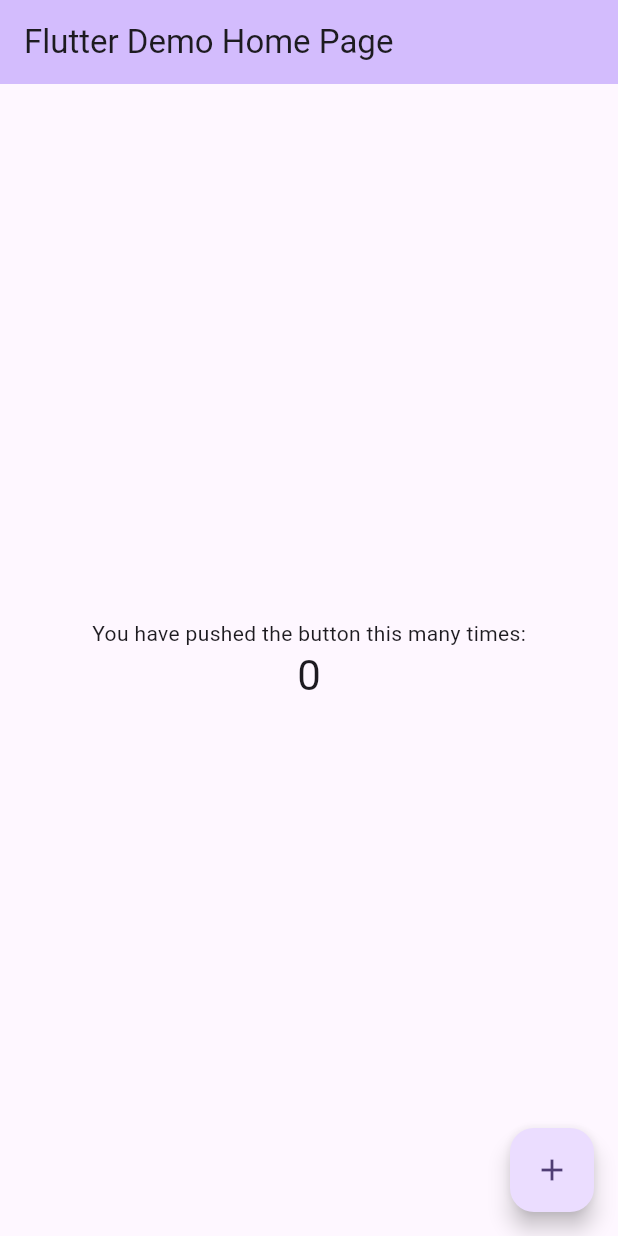
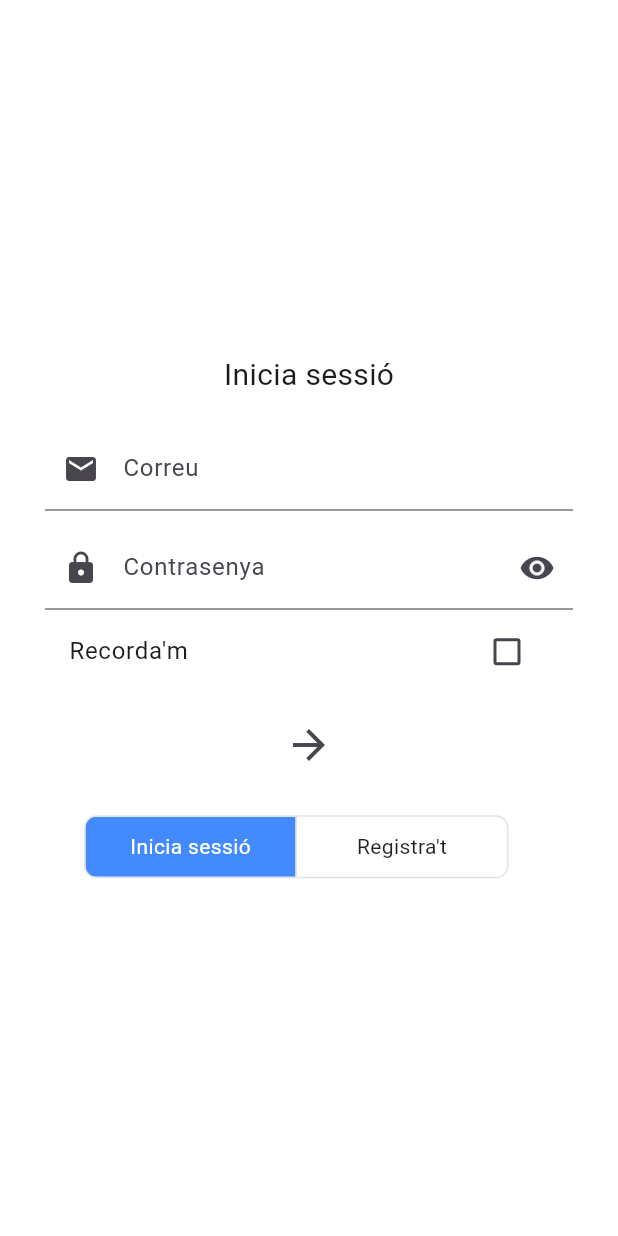
Before and after one commit to Perelluent/examen_final_garcias, a Flutter app: the screen it shows after launch, on a phone screen of 412 x 824 dp. Run offline on Flutter 3.47's test engine with Material 3 defaults, Android fonts, the phone set to English and light mode, and no system bars; our stand-ins replace firebase_auth, firebase_core; accounts and stored records are empty.

Commit message:
creació del projecte

```diff
--- a/lib/main.dart
+++ b/lib/main.dart
@@ -1,122 +1,55 @@
+import 'package:examen_final_garcias/providers/login_provider.dart';
+import 'package:examen_final_garcias/screens/home_screen.dart';
+import 'package:examen_final_garcias/screens/login_page.dart';
+import 'package:examen_final_garcias/services/plats_service.dart';
+import 'package:firebase_core/firebase_core.dart';
 import 'package:flutter/material.dart';
+import 'package:provider/provider.dart';
 
-void main() {
-  runApp(const MyApp());
+void main() async {
+  WidgetsFlutterBinding.ensureInitialized();
+  await Firebase.initializeApp();
+  runApp(AppState());
 }
+//void main() => runApp(AppState());
 
-class MyApp extends StatelessWidget {
-  const MyApp({super.key});
+class AppState extends StatelessWidget {
 
-  // This widget is the root of your application.
   @override
   Widget build(BuildContext context) {
-    return MaterialApp(
-      title: 'Flutter Demo',
-      theme: ThemeData(
-        // This is the theme of your application.
-        //
-        // TRY THIS: Try running your application with "flutter run". You'll see
-        // the application has a purple toolbar. Then, without quitting the app,
-        // try changing the seedColor in the colorScheme below to Colors.green
-        // and then invoke "hot reload" (save your changes or press the "hot
-        // reload" button in a Flutter-supported IDE, or press "r" if you used
-        // the command line to start the app).
-        //
-        // Notice that the counter didn't reset back to zero; the application
-        // state is not lost during the reload. To reset the state, use hot
-        // restart instead.
-        //
-        // This works for code too, not just values: Most code changes can be
-        // tested with just a hot reload.
-        colorScheme: ColorScheme.fromSeed(seedColor: Colors.deepPurple),
-      ),
-      home: const MyHomePage(title: 'Flutter Demo Home Page'),
+    return MultiProvider(
+      providers: [
+        ChangeNotifierProvider<PlatsService>(create: (_) => PlatsService()),
+        ChangeNotifierProvider<LoginProvider>(create: (_) => LoginProvider()),
+      ],
+      child: MyApp(),
     );
   }
 }
 
-class MyHomePage extends StatefulWidget {
-  const MyHomePage({super.key, required this.title});
-
-  // This widget is the home page of your application. It is stateful, meaning
-  // that it has a State object (defined below) that contains fields that affect
-  // how it looks.
-
-  // This class is the configuration for the state. It holds the values (in this
-  // case the title) provided by the parent (in this case the App widget) and
-  // used by the build method of the State. Fields in a Widget subclass are
-  // always marked "final".
-
-  final String title;
-
-  @override
-  State<MyHomePage> createState() => _MyHomePageState();
-}
-
-class _MyHomePageState extends State<MyHomePage> {
-  int _counter = 0;
-
-  void _incrementCounter() {
-    setState(() {
-      // This call to setState tells the Flutter framework that something has
-      // changed in this State, which causes it to rerun the build method below
-      // so that the display can reflect the updated values. If we changed
-      // _counter without calling setState(), then the build method would not be
-      // called again, and so nothing would appear to happen.
-      _counter++;
-    });
-  }
-
+class MyApp extends StatelessWidget {
   @override
   Widget build(BuildContext context) {
-    // This method is rerun every time setState is called, for instance as done
-    // by the _incrementCounter method above.
-    //
-    // The Flutter framework has been optimized to make rerunning build methods
-    // fast, so that you can just rebuild anything that needs updating rather
-    // than having to individually change instances of widgets.
-    return Scaffold(
-      appBar: AppBar(
-        // TRY THIS: Try changing the color here to a specific color (to
-        // Colors.amber, perhaps?) and trigger a hot reload to see the AppBar
-        // change color while the other colors stay the same.
-        backgroundColor: Theme.of(context).colorScheme.inversePrimary,
-        // Here we take the value from the MyHomePage object that was created by
-        // the App.build method, and use it to set our appbar title.
-        title: Text(widget.title),
-      ),
-      body: Center(
-        // Center is a layout widget. It takes a single child and positions it
-        // in the middle of the parent.
-        child: Column(
-          // Column is also a layout widget. It takes a list of children and
-          // arranges them vertically. By default, it sizes itself to fit its
-          // children horizontally, and tries to be as tall as its parent.
-          //
-          // Column has various properties to control how it sizes itself and
-          // how it positions its children. Here we use mainAxisAlignment to
-          // center the children vertically; the main axis here is the vertical
-          // axis because Columns are vertical (the cross axis would be
-          // horizontal).
-          //
-          // TRY THIS: Invoke "debug painting" (choose the "Toggle Debug Paint"
-          // action in the IDE, or press "p" in the console), to see the
-          // wireframe for each widget.
-          mainAxisAlignment: MainAxisAlignment.center,
-          children: <Widget>[
-            const Text('You have pushed the button this many times:'),
-            Text(
-              '$_counter',
-              style: Theme.of(context).textTheme.headlineMedium,
-            ),
-          ],
+    return MaterialApp(
+      debugShowCheckedModeBanner: false,
+      title: 'ProvaExamen',
+      initialRoute: 'login',
+      routes: {
+        'login': (_) => LoginPage(),
+        'home': (_) => HomeScreen(),
+        //'product': (_) => PlatDetailScreen()
+      },
+      theme: ThemeData.light().copyWith(
+        scaffoldBackgroundColor: Colors.white,
+        appBarTheme: AppBarTheme(
+          elevation: 0,
+          color: Colors.white,
+        ),
+        floatingActionButtonTheme: FloatingActionButtonThemeData(
+          backgroundColor: Colors.blue,
+          elevation: 0,
         ),
       ),
-      floatingActionButton: FloatingActionButton(
-        onPressed: _incrementCounter,
-        tooltip: 'Increment',
-        child: const Icon(Icons.add),
-      ), // This trailing comma makes auto-formatting nicer for build methods.
     );
   }
 }
--- /dev/null
+++ b/lib/models/plats.dart
@@ -0,0 +1,41 @@
+import 'dart:convert';
+
+List<Plats> platsFromMap(String str) => List<Plats>.from(json.decode(str).map((x) => Plats.fromMap(x)));
+
+String platsToMap(List<Plats> data) => json.encode(List<dynamic>.from(data.map((x) => x.toMap())));
+
+class Plats {
+    int id;
+    String nom;
+    String descripcio;
+    String foto;
+    double preu;
+    bool disponible;
+
+    Plats({
+        required this.id,
+        required this.nom,
+        required this.descripcio,
+        required this.foto,
+        required this.preu,
+        required this.disponible,
+    });
+
+    factory Plats.fromMap(Map<String, dynamic> json) => Plats(
+        id: json["id"],
+        nom: json["nom"],
+        descripcio: json["descripcio"],
+        foto: json["foto"],
+        preu: json["preu"]?.toDouble(),
+        disponible: json["disponible"],
+    );
+
+    Map<String, dynamic> toMap() => {
+        "id": id,
+        "nom": nom,
+        "descripcio": descripcio,
+        "foto": foto,
+        "preu": preu,
+        "disponible": disponible,
+    };
+}
--- /dev/null
+++ b/lib/screens/login_page.dart
@@ -0,0 +1,139 @@
+import 'package:examen_final_garcias/providers/login_provider.dart';
+import 'package:flutter/material.dart';
+import 'package:provider/provider.dart';
+
+class LoginPage extends StatefulWidget {
+  @override
+  State<LoginPage> createState() => _LoginPageState();
+}
+
+class _LoginPageState extends State<LoginPage> {
+  final _formKey = GlobalKey<FormState>();
+  String? _correu;
+  String? _passwd;
+  bool _showPassword = false;
+  bool _isChecked = false;
+
+  late LoginProvider loginProvider;
+
+  final RegExp emailRegExp = RegExp(r'^\w+[\w\.-]*@\w+\.\w{2,3}$');
+  final RegExp contRegExp = RegExp(r'^.{6,}$'); // mínim 6 caràcters
+
+  @override
+  void didChangeDependencies() {
+    super.didChangeDependencies();
+    loginProvider = Provider.of<LoginProvider>(context);
+  }
+
+  @override
+  Widget build(BuildContext context) {
+    return Scaffold(
+      body: Center(
+        child: SingleChildScrollView(
+          padding: EdgeInsets.symmetric(horizontal: 30),
+          child: Column(
+            mainAxisSize: MainAxisSize.min,
+            children: [
+              Text(
+                loginProvider.isLogin ? 'Inicia sessió' : 'Registra\'t',
+                style: TextStyle(fontSize: 20),
+              ),
+              SizedBox(height: 20),
+              Form(
+                key: _formKey,
+                child: Column(
+                  children: [
+                    TextFormField(
+                      decoration: InputDecoration(
+                        labelText: 'Correu',
+                        prefixIcon: Icon(Icons.email),
+                      ),
+                      keyboardType: TextInputType.emailAddress,
+                      validator: (text) {
+                        if (text == null || text.isEmpty) return 'Camp obligatori';
+                        if (!emailRegExp.hasMatch(text)) return 'Format incorrecte';
+                        return null;
+                      },
+                      onSaved: (text) => _correu = text,
+                    ),
+                    SizedBox(height: 10),
+                    TextFormField(
+                      obscureText: !_showPassword,
+                      decoration: InputDecoration(
+                        labelText: 'Contrasenya',
+                        prefixIcon: Icon(Icons.lock),
+                        suffixIcon: IconButton(
+                          icon: Icon(
+                              _showPassword ? Icons.visibility_off : Icons.visibility),
+                          onPressed: () {
+                            setState(() {
+                              _showPassword = !_showPassword;
+                            });
+                          },
+                        ),
+                      ),
+                      validator: (text) {
+                        if (text == null || text.isEmpty) return 'Camp obligatori';
+                        if (!contRegExp.hasMatch(text)) return 'Mínim 6 caràcters';
+                        return null;
+                      },
+                      onSaved: (text) => _passwd = text,
+                    ),
+                    if (loginProvider.isLogin)
+                      CheckboxListTile(
+                        title: Text('Recorda\'m'),
+                        value: _isChecked,
+                        onChanged: (val) => setState(() => _isChecked = val ?? false),
+                      ),
+                    SizedBox(height: 10),
+                    IconButton(
+                      icon: Icon(Icons.arrow_forward, size: 32),
+                      onPressed: _submitForm,
+                    ),
+                    if (loginProvider.isLoading)
+                      Padding(
+                        padding: const EdgeInsets.only(top: 12.0),
+                        child: CircularProgressIndicator(),
+                      )
+                  ],
+                ),
+              ),
+              SizedBox(height: 20),
+              SizedBox(
+               width: 300,
+               child: ToggleButtons(
+                 isSelected: loginProvider.selectedEvent,
+                 onPressed: (i) => loginProvider.opcioMenu(i),
+                 borderRadius: BorderRadius.circular(8),
+                 selectedColor: Colors.white,
+                 fillColor: Colors.blueAccent,
+                 color: Colors.black87,
+                 constraints: BoxConstraints(minHeight: 40, minWidth: 140),
+                 children: const [
+                   Text('Inicia sessió'),
+                   Text('Registra\'t'),
+                 ],
+               ),
+             ),
+            ],
+          ),
+        ),
+      ),
+    );
+  }
+
+  void _submitForm() async {
+    if (_formKey.currentState?.validate() ?? false) {
+      _formKey.currentState?.save();
+      await loginProvider.loginOrRegister(_correu ?? '', _passwd ?? '');
+
+      if (loginProvider.accesGranted) {
+        Navigator.of(context).pushReplacementNamed('home', arguments: _correu);
+      } else {
+        ScaffoldMessenger.of(context).showSnackBar(
+          SnackBar(content: Text(loginProvider.errorMessage)),
+        );
+      }
+    }
+  }
+}
--- a/pubspec.yaml
+++ b/pubspec.yaml
@@ -34,6 +34,11 @@ dependencies:
   # The following adds the Cupertino Icons font to your application.
   # Use with the CupertinoIcons class for iOS style icons.
   cupertino_icons: ^1.0.8
+  firebase_auth: ^5.5.2
+  firebase_core: ^3.13.0
+  http: ^1.3.0
+  image_picker: ^1.1.2
+  provider: ^6.1.2
 
 dev_dependencies:
   flutter_test:
```
Also changed, not shown: lib/providers/login_form_provider.dart (added, +21 -0 lines), lib/providers/login_provider.dart (added, +115 -0 lines), lib/screens/home_screen.dart (added, +51 -0 lines), lib/screens/loading_screen.dart (added, +18 -0 lines), lib/services/plats_service.dart (added, +35 -0 lines), assets/no-image.png (added), pubspec.lock, 8 other files.
